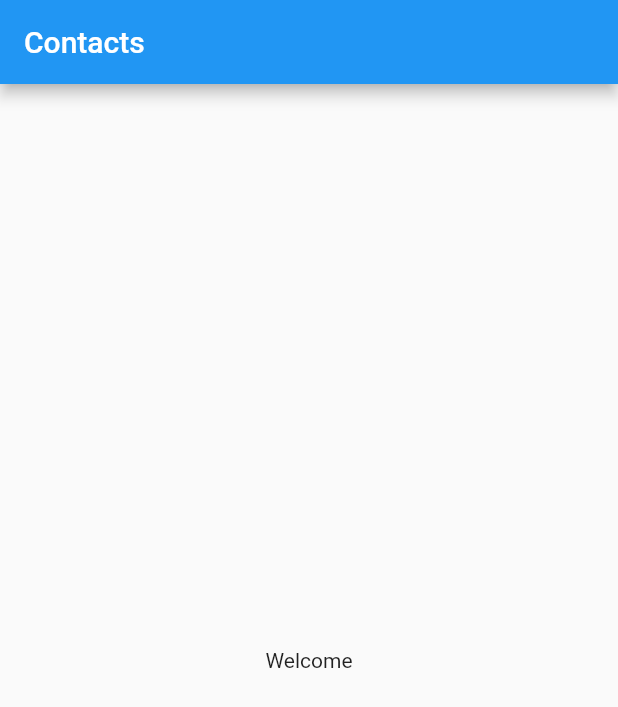
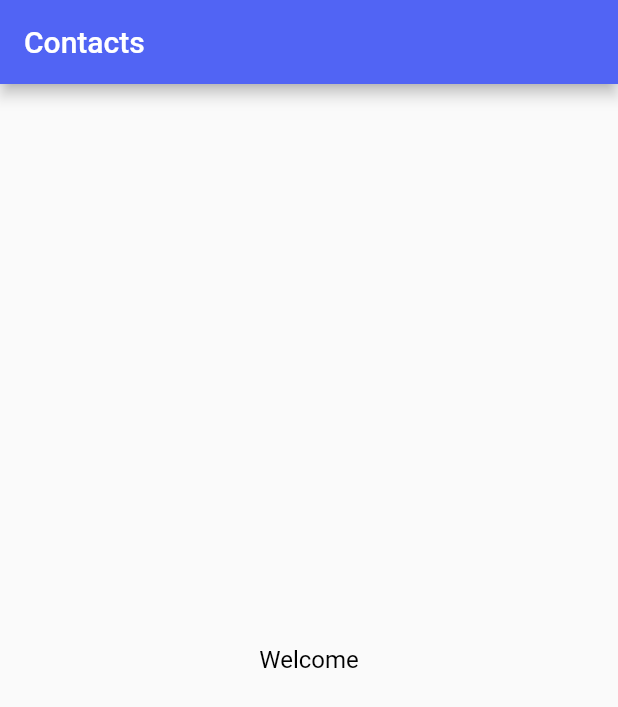
Before and after one commit to Dan-Ilies/flutter_challenge_contacts, a Flutter app: the screen it shows after launch, on a phone screen of 412 x 824 dp. Shown: the top 707 px of the screen. Run offline on Flutter 3.47's test engine with Material 2 defaults, Android fonts, the phone set to English and light mode, and no system bars; Roboto replaces fonts that are missing (Arial).

Commit message:
Add custom colors and text styles.

```diff
--- a/lib/app/app.dart
+++ b/lib/app/app.dart
@@ -1,5 +1,6 @@
 
 import 'package:challenge_about_you/core/contacts_list/contacts_list_screen.dart';
+import 'package:challenge_about_you/theme/colors.dart';
 import 'package:flutter/material.dart';
 
 class App extends StatelessWidget {
@@ -12,6 +13,7 @@ class App extends StatelessWidget {
       debugShowCheckedModeBanner: false,
       theme: ThemeData(
         primarySwatch: Colors.blue,
+        appBarTheme: const AppBarTheme(color: AppColors.blueF4),
       ),
       home: const ContactsListScreen(),
     );
--- a/lib/core/contacts_list/contacts_list_screen.dart
+++ b/lib/core/contacts_list/contacts_list_screen.dart
@@ -1,4 +1,5 @@
 
+import 'package:challenge_about_you/theme/test_styles.dart';
 import 'package:flutter/material.dart';
 
 class ContactsListScreen extends StatelessWidget {
@@ -13,9 +14,10 @@ class ContactsListScreen extends StatelessWidget {
       body: Center(
         child: Column(
           mainAxisAlignment: MainAxisAlignment.center,
-          children: const <Widget>[
+          children: <Widget>[
             Text(
               'Welcome',
+              style: AppTextStyles.mainText(),
             ),
           ],
         ),
--- /dev/null
+++ b/lib/theme/colors.dart
@@ -0,0 +1,7 @@
+
+import 'package:flutter/material.dart';
+
+abstract class AppColors {
+  static const blueF4 = Color(0xFF5164F4);
+  static const grayC5 = Color(0xFFAAAFC5);
+}
--- /dev/null
+++ b/lib/theme/test_styles.dart
@@ -0,0 +1,31 @@
+
+
+import 'package:flutter/material.dart';
+
+abstract class AppTextStyles {
+
+  // region Custom Styles
+
+  static TextStyle mainHeader() {
+    return AppTextStyles.mainText(fontSize: 30, fontWeight: FontWeight.w700);
+  }
+
+  // endregion
+
+  // region General Customizable Styles
+  static TextStyle mainText({
+    double fontSize = 16,
+    String fontFamily = 'Arial',
+    FontWeight fontWeight = FontWeight.w400,
+    Color color = Colors.black,
+  }) {
+    return TextStyle(
+      fontSize: fontSize,
+      fontFamily: fontFamily,
+      fontWeight: fontWeight,
+      color: color,
+    );
+  }
+  // endregion
+
+}
```
